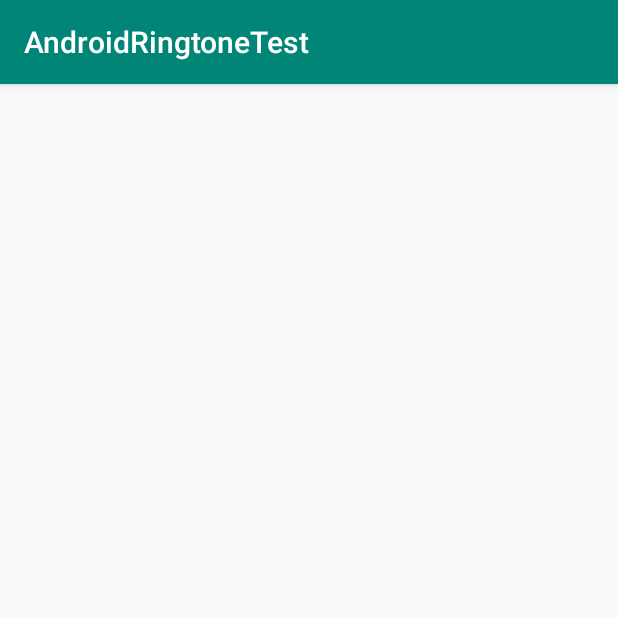
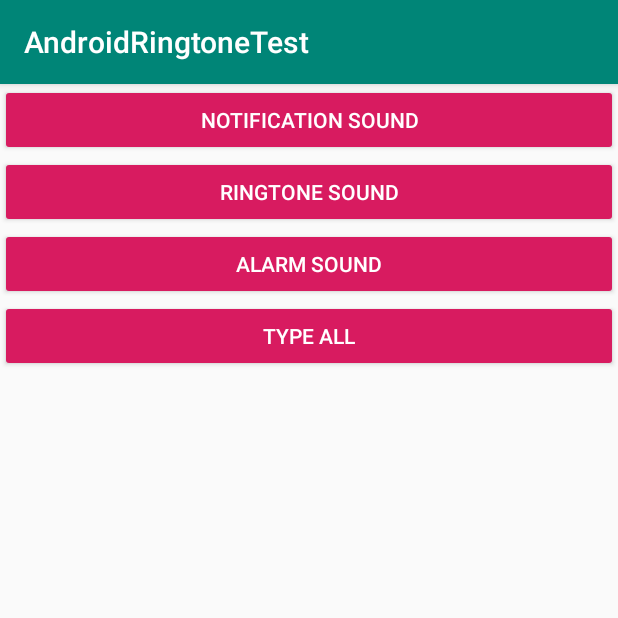
Before and after one commit to 0v3rf10wing/android-java, an Android app: the screen it shows after launch (MainActivity), on a phone screen of 412 x 824 dp, the top half of it. Run offline under Robolectric (Android 15) with nearby library versions, the phone set to English and light mode, and no system bars.

Commit message:
added support for alarm type, ringtone type  and all type

```diff
--- a/AndroidRingtoneTest/app/build.gradle
+++ b/AndroidRingtoneTest/app/build.gradle
@@ -25,5 +25,6 @@ dependencies {
     testImplementation 'junit:junit:4.12'
     androidTestImplementation 'com.android.support.test:runner:1.0.2'
     androidTestImplementation 'com.android.support.test.espresso:espresso-core:3.0.2'
+    implementation 'com.android.support:cardview-v7:28.0.0'
     implementation 'com.android.support:recyclerview-v7:28.0.0'
 }
--- a/AndroidRingtoneTest/app/src/main/AndroidManifest.xml
+++ b/AndroidRingtoneTest/app/src/main/AndroidManifest.xml
@@ -9,6 +9,7 @@
         android:roundIcon="@mipmap/ic_launcher_round"
         android:supportsRtl="true"
         android:theme="@style/AppTheme">
+        <activity android:name=".RecyclerActivity"></activity>
         <activity android:name=".MainActivity">
             <intent-filter>
                 <action android:name="android.intent.action.MAIN" />
--- a/AndroidRingtoneTest/app/src/main/java/com/dambarbahadurpun/android/androidringtonetest/MainActivity.java
+++ b/AndroidRingtoneTest/app/src/main/java/com/dambarbahadurpun/android/androidringtonetest/MainActivity.java
@@ -1,42 +1,43 @@
 package com.dambarbahadurpun.android.androidringtonetest;
 
-import android.database.Cursor;
-import android.media.RingtoneManager;
+import android.content.Intent;
 import android.support.v7.app.AppCompatActivity;
 import android.os.Bundle;
-import android.support.v7.widget.LinearLayoutManager;
-import android.support.v7.widget.RecyclerView;
-
-import com.dambarbahadurpun.android.androidringtonetest.MyAdapter;
-import com.dambarbahadurpun.android.androidringtonetest.RingtoneItem;
-
-import java.util.ArrayList;
-import java.util.List;
+import android.view.View;
 
 public class MainActivity extends AppCompatActivity {
-    private RecyclerView recyclerView;
-    private RecyclerView.Adapter adapter;
-
-    private List<RingtoneItem> ringtoneItems;
 
     @Override
     protected void onCreate(Bundle savedInstanceState) {
         super.onCreate(savedInstanceState);
         setContentView(R.layout.activity_main);
-        recyclerView = (RecyclerView) findViewById(R.id.recyclerView);
-        recyclerView.hasFixedSize();
-        recyclerView.setLayoutManager(new LinearLayoutManager(this));
+    }
 
-        ringtoneItems = new ArrayList<>();
-        RingtoneManager ringtoneManager = new RingtoneManager(this);
-        ringtoneManager.setType(RingtoneManager.TYPE_NOTIFICATION);
-        Cursor cursor = ringtoneManager.getCursor();
-        while (cursor.moveToNext()) {
-            String title = cursor.getString(RingtoneManager.TITLE_COLUMN_INDEX);
-            String uri = cursor.getString(RingtoneManager.URI_COLUMN_INDEX) + "/" + cursor.getString(RingtoneManager.ID_COLUMN_INDEX);
-            ringtoneItems.add(new RingtoneItem(title, uri));
-        }
-        adapter = new MyAdapter(ringtoneItems);
-        recyclerView.setAdapter(adapter);
+    public void notificationSound(View view) {
+        Intent intent = new Intent(this, RecyclerActivity.class);
+        intent.addFlags(Intent.FLAG_ACTIVITY_CLEAR_TOP);
+        intent.putExtra("button", "notification");
+        startActivity(intent);
+    }
+
+    public void ringtoneSound(View view) {
+        Intent intent = new Intent(this, RecyclerActivity.class);
+        intent.addFlags(Intent.FLAG_ACTIVITY_CLEAR_TOP);
+        intent.putExtra("button", "ringtone");
+        startActivity(intent);
+    }
+
+    public void alarmSound(View view) {
+        Intent intent = new Intent(this, RecyclerActivity.class);
+        intent.addFlags(Intent.FLAG_ACTIVITY_CLEAR_TOP);
+        intent.putExtra("button", "alarm");
+        startActivity(intent);
+    }
+
+    public void allSound(View view) {
+        Intent intent = new Intent(this, RecyclerActivity.class);
+        intent.addFlags(Intent.FLAG_ACTIVITY_CLEAR_TOP);
+        intent.putExtra("button", "all");
+        startActivity(intent);
     }
 }
--- a/AndroidRingtoneTest/app/src/main/java/com/dambarbahadurpun/android/androidringtonetest/RingtoneItem.java
+++ b/AndroidRingtoneTest/app/src/main/java/com/dambarbahadurpun/android/androidringtonetest/RingtoneItem.java
@@ -1,6 +1,8 @@
 package com.dambarbahadurpun.android.androidringtonetest;
 
-public class RingtoneItem {
+import java.io.Serializable;
+
+public class RingtoneItem implements Serializable {
 
     private String title;
     private String uri;
--- a/AndroidRingtoneTest/app/src/main/res/layout/activity_main.xml
+++ b/AndroidRingtoneTest/app/src/main/res/layout/activity_main.xml
@@ -1,16 +1,42 @@
 <?xml version="1.0" encoding="utf-8"?>
-<android.support.constraint.ConstraintLayout xmlns:android="http://schemas.android.com/apk/res/android"
+<LinearLayout xmlns:android="http://schemas.android.com/apk/res/android"
     xmlns:app="http://schemas.android.com/apk/res-auto"
     xmlns:tools="http://schemas.android.com/tools"
     android:layout_width="match_parent"
     android:layout_height="match_parent"
+    android:orientation="vertical"
     tools:context=".MainActivity">
 
-    <android.support.v7.widget.RecyclerView
-        android:id="@+id/recyclerView"
+    <Button
+        android:id="@+id/notification_sound"
+        style="@style/Widget.AppCompat.Button.Colored"
         android:layout_width="match_parent"
-        android:layout_height="match_parent"
-        tools:showIn="@layout/list_item"
-        tools:itemCount="10"/>
+        android:layout_height="wrap_content"
+        android:onClick="notificationSound"
+        android:text="Notification Sound" />
 
-</android.support.constraint.ConstraintLayout>
+    <Button
+        android:id="@+id/ringtone_sound"
+        style="@style/Widget.AppCompat.Button.Colored"
+        android:layout_width="match_parent"
+        android:layout_height="wrap_content"
+        android:onClick="ringtoneSound"
+        android:text="Ringtone Sound" />
+
+    <Button
+        android:id="@+id/alarm_sound"
+        style="@style/Widget.AppCompat.Button.Colored"
+        android:layout_width="match_parent"
+        android:layout_height="wrap_content"
+        android:onClick="alarmSound"
+        android:text="Alarm Sound" />
+
+    <Button
+        android:id="@+id/all_sound"
+        style="@style/Widget.AppCompat.Button.Colored"
+        android:layout_width="match_parent"
+        android:layout_height="wrap_content"
+        android:onClick="allSound"
+        android:text="Type All" />
+
+</LinearLayout>
```
Also changed, not shown: AndroidRingtoneTest/app/src/main/java/com/dambarbahadurpun/android/androidringtonetest/MyAdapter.java (+16 -14 lines), AndroidRingtoneTest/app/src/main/java/com/dambarbahadurpun/android/androidringtonetest/RecyclerActivity.java (added, +67 -0 lines), AndroidRingtoneTest/app/src/main/res/layout/activity_recycler.xml (added, +16 -0 lines), AndroidRingtoneTest/app/src/main/res/layout/single_item.xml (renamed from AndroidRingtoneTest/app/src/main/res/layout/list_item.xml), 1 other file.
